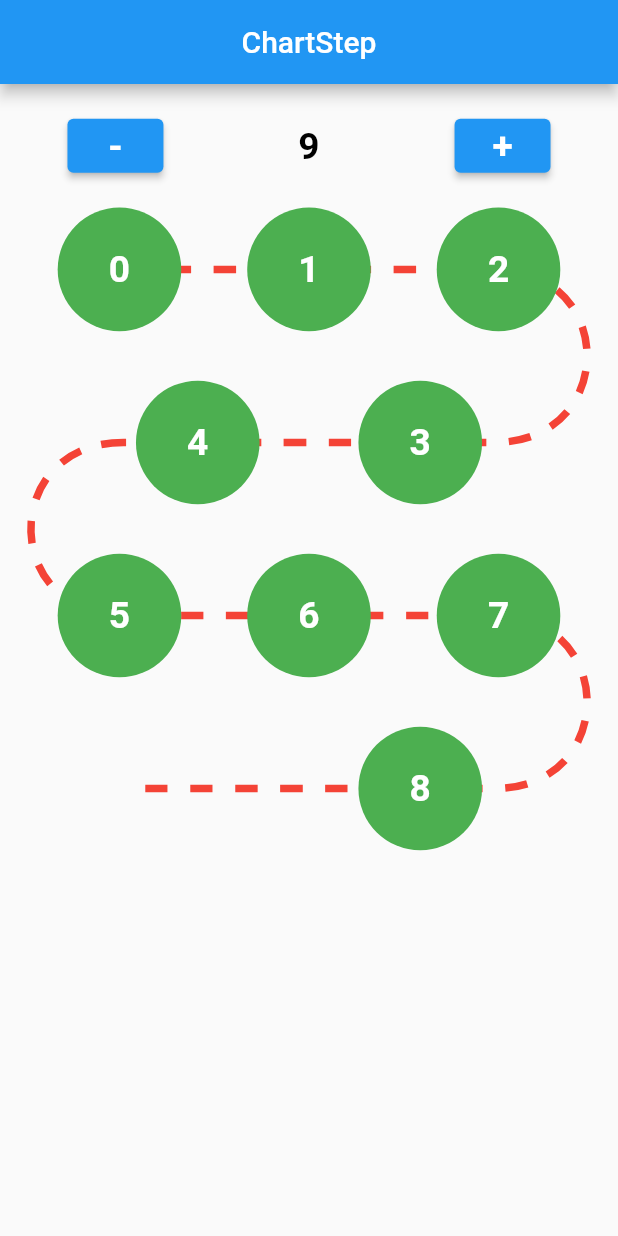
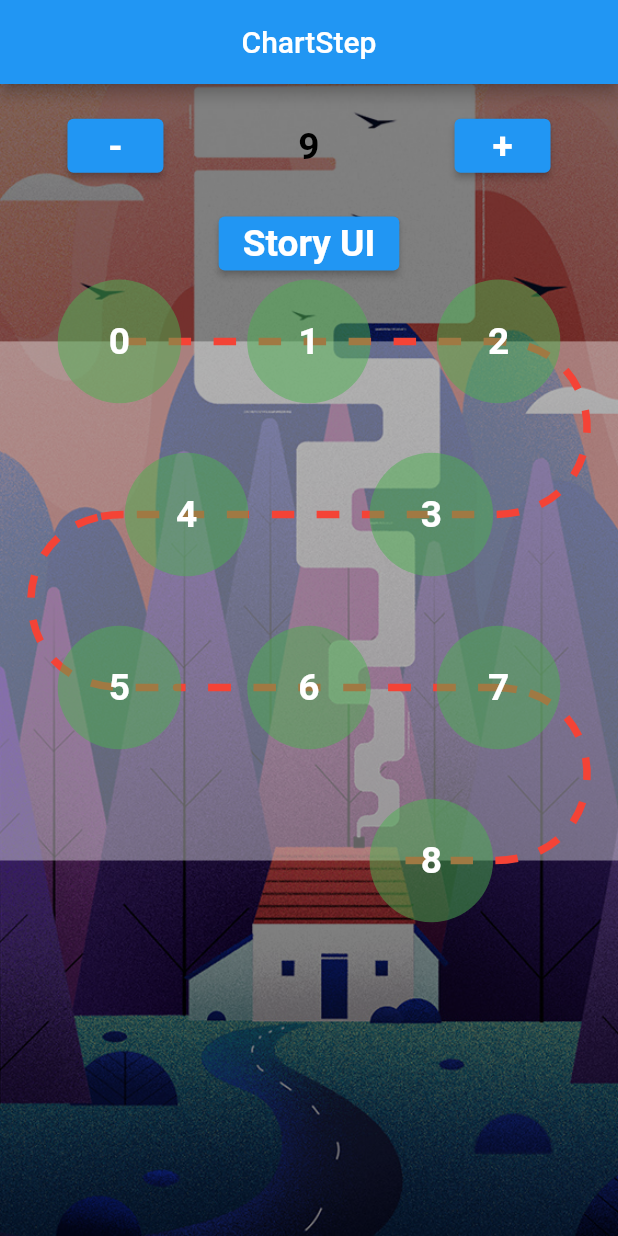
Before and after one commit to leminhmy/ui_desgin, a Flutter app: the screen it shows after launch, on a phone screen of 412 x 824 dp. Run offline on Flutter 3.47's test engine with Material 2 defaults, Android fonts, the phone set to English and light mode, and no system bars.

Commit message:
finaly ui chart step

```diff
--- a/lib/screens/chart_step/chart_step_screen.dart
+++ b/lib/screens/chart_step/chart_step_screen.dart
@@ -53,11 +53,23 @@ class _ChartStepScreenState extends State<ChartStepScreen> {
     ];*/
     Size size = MediaQuery.of(context).size;
     return Scaffold(
+      backgroundColor: Colors.black,
       appBar: AppBar(
         title: Text('ChartStep'),
         centerTitle: true,
       ),
-      body: SingleChildScrollView(
+      body: Container(
+        height: size.height,
+        width: size.width,
+        decoration: const BoxDecoration(
+          color: Colors.black12,
+            image: DecorationImage(
+              opacity: 0.5,
+              image: AssetImage('assets/images/image_04.jpg'),
+              fit: BoxFit.cover,
+            )
+        ),
+        child: SingleChildScrollView(
           child: Column(
             children: [
               SizedBox(height: size.height * 0.1,
@@ -88,10 +100,17 @@ class _ChartStepScreenState extends State<ChartStepScreen> {
                   ],
                 ),
               ),
+              ElevatedButton(
+                onPressed: (){
+                  Navigator.push(context, MaterialPageRoute(builder: (_)=>const HomeScreen()));
+                }, child: Text('Story UI',style: TextStyle(
+                  color: Colors.white,fontSize: size.height * 0.03,fontWeight: FontWeight.bold
+              )),),
               SizedBox(height: size.height * 0.05,),
               //Line Paint
-            SizedBox(
-              height: size.height,
+              Container(
+                color: Colors.white38,
+                height: (size.height*0.14)*(getNumber()-1),
                 width: size.width,
                 child: CustomPaint(
                   size: Size(size.width,size.height),
@@ -131,7 +150,7 @@ class _ChartStepScreenState extends State<ChartStepScreen> {
                                 bool checkLength = numberStepThree-numberStepTwo<listNumber.length;
                                 bool checkQuestion = checkLength?listNumber[numberStepThree-numberStepTwo].toString()=="?":false;
                                 return checkLength?Align(
-                                alignment: Alignment(indexRow==0?0.5:-0.5,0),
+                                  alignment: Alignment(indexRow==0?0.55:-0.55,0),
                                   child: (checkQuestion?TextContainerLozenge(text: listNumber[numberStepThree-numberStepTwo].toString()):TextShapeCircle(text: listNumber[numberStepThree-numberStepTwo].toString(),))):Container();
                               },
                               ),
@@ -142,32 +161,44 @@ class _ChartStepScreenState extends State<ChartStepScreen> {
                   ),
                 ),
               ),
-            ElevatedButton(
-              onPressed: (){
-                Navigator.push(context, MaterialPageRoute(builder: (_)=>const HomeScreen()));
-              }, child: Text('Story UI',style: TextStyle(
-                color: Colors.white,fontSize: size.height * 0.03,fontWeight: FontWeight.bold
-            )),)
+              SizedBox(height: size.height * 0.1,),
+
             ],
+          ),
         ),
       ),
     );
   }
 
   Path pathCustom(Size size,int lengthRow,int lengthList){
+
     Path path0 = Path();
     path0.moveTo(size.width * 0.2,0);
     path0.lineTo(size.width * 0.2, 0);
-    path0.lineTo(size.width * 0.7, 0);
+    path0.lineTo(size.width * 0.8, 0);
     //line 1
 
     for(int i = 0; i<(lengthRow%2==0?(lengthRow/2):(lengthRow~/2));i++){
       path0.moveTo(size.width*0.8 ,size.height*0.28*i);
-      path0.quadraticBezierTo(size.width*0.7,size.height*0.28*i,size.width*0.8,size.height*0.28*i);
+      path0.quadraticBezierTo(size.width*0.8,size.height*0.28*i,size.width*0.8,size.height*0.28*i);
       path0.cubicTo(size.width,size.height*0.28*i,size.width,size.height*0.14*(i+i+1),size.width*0.8,size.height*0.14*(i+i+1));
       path0.quadraticBezierTo(size.width*0.8,size.height*0.14*(i+i+1),size.width*0.8,size.height*0.14*(i+i+1));
 
+      //fix line following lengthList
+      if(lengthRow%2==0){
+        if(i==(lengthRow%2==0?(lengthRow/2):(lengthRow~/2))-1){
+          int valueMaxLine = 5*(lengthRow~/2);
+          if(valueMaxLine==lengthList){
             path0.quadraticBezierTo(size.width*0.8,size.height*0.14*(i+i+1),size.width*0.2,size.height*0.14*(i+i+1));
+          }else{
+            path0.quadraticBezierTo(size.width*0.8,size.height*0.14*(i+i+1),size.width*0.65,size.height*0.14*(i+i+1));
+          }
+        }else{
+          path0.quadraticBezierTo(size.width*0.8,size.height*0.14*(i+i+1),size.width*0.2,size.height*0.14*(i+i+1));
+        }
+      }else{
+        path0.quadraticBezierTo(size.width*0.8,size.height*0.14*(i+i+1),size.width*0.2,size.height*0.14*(i+i+1));
+      }
 
     }
     for(int i = 0; i<(lengthRow%2==0?(lengthRow/2-1):(lengthRow/2).ceil()-1);i++){
@@ -176,87 +207,28 @@ class _ChartStepScreenState extends State<ChartStepScreen> {
       path0.cubicTo(0,size.height*0.14*(i+i+1),0,size.height*0.28*(i+1),size.width*0.2,size.height*0.28*(i+1));
       path0.quadraticBezierTo(size.width*0.2,size.height*0.28*(i+1),size.width*0.3,size.height*0.28*(i+1));
 
+      //fix line following lengthList
+      if(lengthRow%2==1){
+        if(i==(lengthRow%2==0?(lengthRow/2-1):(lengthRow/2).ceil()-1)-1){
+          int valueMaxLine = 5*(lengthRow~/2);
+          if(valueMaxLine+1==lengthList){
+            path0.quadraticBezierTo(size.width*0.2,size.height*0.28*(i+1),size.width*0.2,size.height*0.28*(i+1));
+          }else if(valueMaxLine+2==lengthList){
+            path0.quadraticBezierTo(size.width*0.2,size.height*0.28*(i+1),size.width*0.5,size.height*0.28*(i+1));
+          }
+          else if(valueMaxLine+3==lengthList){
+            path0.quadraticBezierTo(size.width*0.2,size.height*0.28*(i+1),size.width*0.8,size.height*0.28*(i+1));
+          }
+        }else{
+          path0.quadraticBezierTo(size.width*0.2,size.height*0.28*(i+1),size.width*0.8,size.height*0.28*(i+1));
+        }
+      }else{
         path0.quadraticBezierTo(size.width*0.2,size.height*0.28*(i+1),size.width*0.8,size.height*0.28*(i+1));
 
       }
-
-
-
-    //line 2
-
-    //line 3
-    /*path0.moveTo(size.width*0.8,size.height*0.28);
-    path0.quadraticBezierTo(size.width*0.8,size.height*0.28,size.width*0.8,size.height*0.28);
-    path0.cubicTo(size.width,size.height*0.28,size.width,size.height*0.42,size.width*0.8,size.height*0.42);
-    path0.quadraticBezierTo(size.width*0.8,size.height*0.42,size.width*0.8,size.height*0.42);
-
-    path0.quadraticBezierTo(size.width*0.8,size.height*0.42,size.width*0.2,size.height*0.42);*/
-    //line 4
-  /*  path0.moveTo(size.width*0.2,size.height*0.42);
-    path0.quadraticBezierTo(size.width*0.2,size.height*0.42,size.width*0.2,size.height*0.42);
-    path0.cubicTo(0,size.height*0.42,0,size.height*0.56,size.width*0.2,size.height*0.56);
-    path0.quadraticBezierTo(size.width*0.2,size.height*0.56,size.width*0.3,size.height*0.56);
-    path0.quadraticBezierTo(size.width*0.2,size.height*0.56,size.width*0.8,size.height*0.56);*/
-    return path0;
-  }
     }
 
-
-
-class SliderPaintCustom extends CustomPainter{
-
-  @override
-  void paint(Canvas canvas, Size size) {
-
-    Paint paint = Paint()
-      ..color = Color(0xffeb3ab1)
-      ..style = PaintingStyle.stroke
-      ..strokeCap = StrokeCap.round
-
-
-      ..strokeWidth = 7;
-
-    Path path0 = Path();
-    path0.moveTo(size.width * 0.2,0);
-    path0.lineTo(size.width * 0.2, 0);
-    path0.lineTo(size.width * 0.7, 0);
-    path0.moveTo(size.width*0.7,0);
-    path0.quadraticBezierTo(size.width*0.7,0,size.width*0.8,0);
-    path0.cubicTo(size.width,0,size.width,size.height*0.14,size.width*0.8,size.height*0.14);
-    path0.quadraticBezierTo(size.width*0.8,size.height*0.14,size.width*0.8,size.height*0.14);
-    //line 1
-    path0.quadraticBezierTo(size.width*0.8,size.height*0.14,size.width*0.2,size.height*0.14);
-    //line 2
-    path0.moveTo(size.width*0.2,size.height*0.14);
-    path0.quadraticBezierTo(size.width*0.2,size.height*0.14,size.width*0.2,size.height*0.14);
-    path0.cubicTo(0,size.height*0.14,0,size.height*0.28,size.width*0.2,size.height*0.28);
-    path0.quadraticBezierTo(size.width*0.2,size.height*0.28,size.width*0.3,size.height*0.28);
-
-    path0.quadraticBezierTo(size.width*0.2,size.height*0.28,size.width*0.8,size.height*0.28);
-    //line 3
-    path0.moveTo(size.width*0.8,size.height*0.28);
-    path0.quadraticBezierTo(size.width*0.8,size.height*0.28,size.width*0.8,size.height*0.28);
-    path0.cubicTo(size.width,size.height*0.28,size.width,size.height*0.42,size.width*0.8,size.height*0.42);
-    path0.quadraticBezierTo(size.width*0.8,size.height*0.42,size.width*0.8,size.height*0.42);
-
-    path0.quadraticBezierTo(size.width*0.8,size.height*0.42,size.width*0.2,size.height*0.42);
-    //line 3
-    path0.moveTo(size.width*0.2,size.height*0.42);
-    path0.quadraticBezierTo(size.width*0.2,size.height*0.42,size.width*0.2,size.height*0.42);
-    path0.cubicTo(0,size.height*0.42,0,size.height*0.56,size.width*0.2,size.height*0.56);
-    path0.quadraticBezierTo(size.width*0.2,size.height*0.56,size.width*0.3,size.height*0.56);
-    path0.quadraticBezierTo(size.width*0.2,size.height*0.56,size.width*0.8,size.height*0.56);
-
-
-    canvas.drawPath(path0, paint);
-
-
-  }
-
-  @override
-  bool shouldRepaint(covariant CustomPainter oldDelegate) {
-    // TODO: implement shouldRepaint
-    return true;
+    return path0;
   }
 }
 
--- a/lib/widget/text_container_lozenge.dart
+++ b/lib/widget/text_container_lozenge.dart
@@ -19,7 +19,7 @@ class TextContainerLozenge extends StatelessWidget {
         height: size.height * 0.08,
         alignment: Alignment.center,
         decoration: BoxDecoration(
-          color: Colors.green,
+          color: Colors.green.withOpacity(0.5),
         ),
         child: RotationTransition(
           turns: const AlwaysStoppedAnimation(-45 / 360),
--- a/lib/widget/text_shape_circle.dart
+++ b/lib/widget/text_shape_circle.dart
@@ -16,7 +16,7 @@ class TextShapeCircle extends StatelessWidget {
       height: size.height * 0.1,
       alignment: Alignment.center,
       decoration: BoxDecoration(
-          color: Colors.green,
+          color: Colors.green.withOpacity(0.5),
           shape: BoxShape.circle
       ),
       child: Text(text,style: TextStyle(
```
Lines whose indentation alone changed are shown as unchanged.
